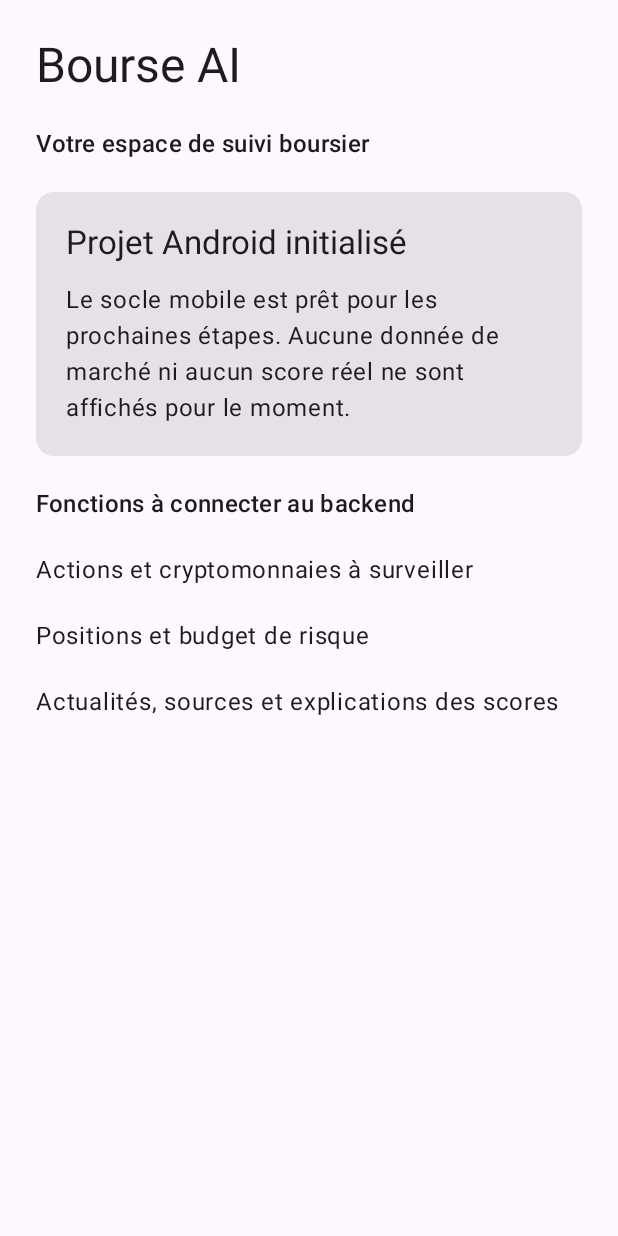
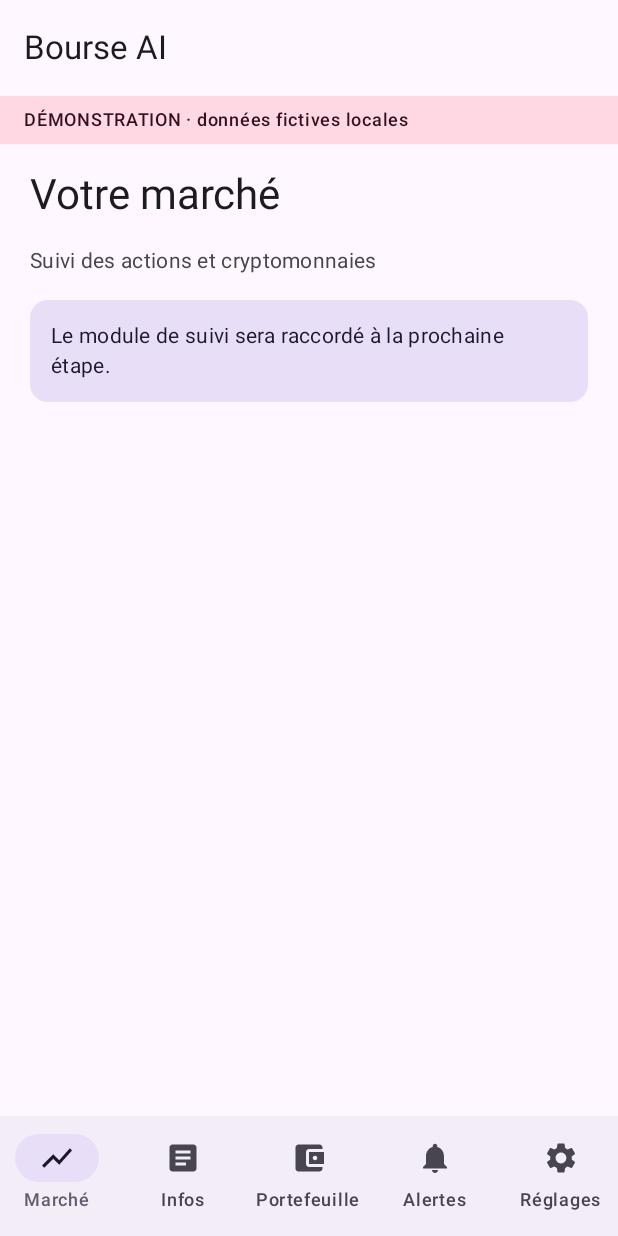
Before and after one commit to haouala/bourse-ai-action, an Android app built with Jetpack Compose: the screen it shows after launch (MainActivity), on a phone screen of 412 x 824 dp. Run offline under Robolectric (Android 15) with nearby library versions, the phone set to English and light mode, and no system bars; pictures from the network do not load.

Commit message:
Android module 1: connection settings, navigation and HTTP foundation
Validation: assembleDebug, lintDebug, 7 unit tests passed.

```diff
--- /dev/null
+++ b/bourse-ai-android/app/src/debug/AndroidManifest.xml
@@ -0,0 +1 @@
+<manifest xmlns:android="http://schemas.android.com/apk/res/android" xmlns:tools="http://schemas.android.com/tools"><application android:usesCleartextTraffic="true" tools:replace="android:usesCleartextTraffic" /></manifest>
--- a/bourse-ai-android/app/src/main/AndroidManifest.xml
+++ b/bourse-ai-android/app/src/main/AndroidManifest.xml
@@ -1,7 +1,10 @@
 <?xml version="1.0" encoding="utf-8"?>
 <manifest xmlns:android="http://schemas.android.com/apk/res/android">
+    <uses-permission android:name="android.permission.INTERNET" />
+    <uses-permission android:name="android.permission.POST_NOTIFICATIONS" />
     <application
         android:allowBackup="false"
+        android:usesCleartextTraffic="false"
         android:icon="@drawable/ic_launcher"
         android:label="@string/app_name"
         android:supportsRtl="true"
--- /dev/null
+++ b/bourse-ai-android/app/src/main/java/lu/bourse/mobile/AppStore.kt
@@ -0,0 +1,65 @@
+package lu.bourse.mobile
+
+import android.content.Context
+import androidx.lifecycle.ViewModel
+import androidx.lifecycle.viewModelScope
+import com.google.gson.*
+import kotlinx.coroutines.*
+import kotlinx.coroutines.flow.*
+import lu.bourse.mobile.data.*
+
+data class Resource(val loading: Boolean = false, val value: JsonElement? = null, val error: String? = null)
+interface ConfigStorage { fun read(): ConnectionConfig; fun save(config: ConnectionConfig) }
+class PhoneConfig(context: Context) : ConfigStorage {
+    private val prefs = context.getSharedPreferences("bourse-settings", Context.MODE_PRIVATE)
+    override fun read() = ConnectionConfig(prefs.getBoolean("demo", true), prefs.getString("server", "http://10.0.2.2:8081")!!, prefs.getLong("portfolio", 0).takeIf { it > 0 })
+    override fun save(config: ConnectionConfig) { prefs.edit().putBoolean("demo", config.demo).putString("server", config.server).putLong("portfolio", config.portfolioId ?: 0).apply() }
+}
+
+class AppStore(private val storage: ConfigStorage, private val factory: (ConnectionConfig) -> Transport = { if (it.demo) DemoTransport() else HttpTransport(it, BuildConfig.DEBUG) }) : ViewModel() {
+    private val _config = MutableStateFlow(storage.read())
+    val config: StateFlow<ConnectionConfig> = _config.asStateFlow()
+    private var transport = factory(_config.value)
+    private val _resources = MutableStateFlow<Map<String, Resource>>(emptyMap())
+    val resources: StateFlow<Map<String, Resource>> = _resources.asStateFlow()
+    private val jobs = mutableMapOf<String, Job>()
+    private var generation = 0
+
+    fun configure(config: ConnectionConfig) {
+        val valid = config.validated(BuildConfig.DEBUG)
+        val next = factory(valid)
+        generation++
+        jobs.values.forEach { it.cancel() }; jobs.clear()
+        storage.save(valid); transport = next; _config.value = valid; _resources.value = emptyMap()
+    }
+    fun selectPortfolio(id: Long) { require(id > 0); val next = config.value.copy(portfolioId = id); storage.save(next); _config.value = next }
+    fun clear(key: String) { jobs.remove(key)?.cancel(); _resources.update { it - key } }
+
+    fun load(key: String, path: List<String>, query: Map<String, String> = emptyMap(), method: String = "GET", body: JsonObject? = null) {
+        jobs.remove(key)?.cancel()
+        val epoch = generation; val source = transport
+        _resources.update { it + (key to Resource(loading = true)) }
+        jobs[key] = viewModelScope.launch {
+            try {
+                val result = source.request(method, path, query, body)
+                if (epoch == generation) _resources.update { it + (key to Resource(value = result)) }
+            } catch (e: CancellationException) { throw e }
+            catch (e: Exception) { if (epoch == generation) _resources.update { it + (key to Resource(error = e.message ?: "Impossible de charger les données")) } }
+        }
+    }
+    /** No automatic retry: writes are explicit and stable request IDs are supplied by forms. */
+    fun mutate(key: String, path: List<String>, body: JsonObject? = null, method: String = "POST", onSuccess: (JsonElement) -> Unit = {}) {
+        if (jobs[key]?.isActive == true) return
+        val epoch = generation; val source = transport
+        _resources.update { it + (key to Resource(loading = true)) }
+        jobs[key] = viewModelScope.launch {
+            try {
+                val result = source.request(method, path, body = body)
+                if (epoch == generation) { _resources.update { it + (key to Resource(value = result)) }; onSuccess(result) }
+            } catch (e: CancellationException) { throw e }
+            catch (e: Exception) { if (epoch == generation) _resources.update { it + (key to Resource(error = e.message ?: "Opération refusée")) } }
+        }
+    }
+}
+
+fun api(vararg segments: Any) = listOf("api", "v1") + segments.map { it.toString() }
--- a/bourse-ai-android/app/src/main/java/lu/bourse/mobile/MainActivity.kt
+++ b/bourse-ai-android/app/src/main/java/lu/bourse/mobile/MainActivity.kt
@@ -4,7 +4,10 @@ import android.os.Bundle
 import androidx.activity.ComponentActivity
 import androidx.activity.compose.setContent
 import androidx.activity.enableEdgeToEdge
-import lu.bourse.mobile.ui.BourseHome
+import androidx.lifecycle.ViewModel
+import androidx.lifecycle.ViewModelProvider
+import androidx.lifecycle.viewmodel.compose.viewModel
+import lu.bourse.mobile.ui.BourseApp
 import lu.bourse.mobile.ui.theme.BourseTheme
 
 class MainActivity : ComponentActivity() {
@@ -13,7 +16,11 @@ class MainActivity : ComponentActivity() {
         enableEdgeToEdge()
         setContent {
             BourseTheme {
-                BourseHome()
+                val store: AppStore = viewModel(factory = object : ViewModelProvider.Factory {
+                    @Suppress("UNCHECKED_CAST")
+                    override fun <T : ViewModel> create(modelClass: Class<T>): T = AppStore(PhoneConfig(applicationContext)) as T
+                })
+                BourseApp(store)
             }
         }
     }
--- /dev/null
+++ b/bourse-ai-android/app/src/main/java/lu/bourse/mobile/data/DemoTransport.kt
@@ -0,0 +1,11 @@
+package lu.bourse.mobile.data
+
+import com.google.gson.*
+
+/** Local fixtures only. They never call or write to a server. */
+class DemoTransport : Transport {
+    override suspend fun request(method: String, path: List<String>, query: Map<String, String>, body: JsonObject?): JsonElement {
+        if (path == listOf("actuator", "health")) return obj("status" to "UP", "mode" to "DEMO")
+        throw ApiFailure(404, "Module de démonstration pas encore disponible")
+    }
+}
--- /dev/null
+++ b/bourse-ai-android/app/src/main/java/lu/bourse/mobile/ui/BourseApp.kt
@@ -0,0 +1,78 @@
+@file:OptIn(androidx.compose.material3.ExperimentalMaterial3Api::class)
+package lu.bourse.mobile.ui
+
+import androidx.compose.foundation.layout.*
+import androidx.compose.material.icons.Icons
+import androidx.compose.material.icons.automirrored.filled.ArrowBack
+import androidx.compose.material.icons.filled.*
+import androidx.compose.material3.*
+import androidx.compose.runtime.*
+import androidx.compose.runtime.saveable.rememberSaveable
+import androidx.compose.ui.Modifier
+import androidx.compose.ui.graphics.vector.ImageVector
+import androidx.compose.ui.platform.testTag
+import androidx.compose.ui.unit.dp
+import androidx.lifecycle.compose.collectAsStateWithLifecycle
+import androidx.navigation.compose.*
+import lu.bourse.mobile.*
+import lu.bourse.mobile.data.*
+
+private data class Tab(val route: String, val title: String, val icon: ImageVector)
+private val tabs = listOf(Tab("market", "Marché", Icons.Default.ShowChart), Tab("news", "Infos", Icons.Default.Article), Tab("portfolio", "Portefeuille", Icons.Default.AccountBalanceWallet), Tab("alerts", "Alertes", Icons.Default.Notifications), Tab("settings", "Réglages", Icons.Default.Settings))
+
+@Composable
+fun BourseApp(store: AppStore) {
+    val nav = rememberNavController()
+    val entry by nav.currentBackStackEntryAsState()
+    val route = entry?.destination?.route ?: "market"
+    val config by store.config.collectAsStateWithLifecycle()
+    val root = route in tabs.map { it.route }
+    Scaffold(topBar = { TopAppBar(title = { Text("Bourse AI") }, navigationIcon = {
+        if (!root) IconButton(onClick = { nav.popBackStack() }) { Icon(Icons.AutoMirrored.Filled.ArrowBack, "Retour") }
+    }) }, bottomBar = {
+        if (root) NavigationBar { tabs.forEach { tab -> NavigationBarItem(selected = route == tab.route, onClick = {
+            if (route != tab.route) nav.navigate(tab.route) { popUpTo(nav.graph.startDestinationId) { saveState = true }; launchSingleTop = true; restoreState = true }
+        }, icon = { Icon(tab.icon, contentDescription = null) }, label = { Text(tab.title) }, modifier = Modifier.testTag("tab-${tab.route}")) } }
+    }) { padding ->
+        Column(Modifier.padding(padding).fillMaxSize()) {
+            Surface(color = if (config.demo) MaterialTheme.colorScheme.tertiaryContainer else MaterialTheme.colorScheme.secondaryContainer) {
+                Text(if (config.demo) "DÉMONSTRATION · données fictives locales" else "SERVEUR · ${config.server}", Modifier.fillMaxWidth().padding(horizontal = 16.dp, vertical = 8.dp), style = MaterialTheme.typography.labelMedium)
+            }
+            NavHost(nav, startDestination = "market", modifier = Modifier.weight(1f)) {
+                composable("market") { Page("Votre marché", "Suivi des actions et cryptomonnaies") { Note("Le module de suivi sera raccordé à la prochaine étape.") } }
+                composable("news") { Page("Informations", "Actualités et personnages publics") { Note("Module en cours de préparation.") } }
+                composable("portfolio") { Page("Portefeuille") { Note("Module en cours de préparation.") } }
+                composable("alerts") { Page("Alertes") { Note("Module en cours de préparation.") } }
+                composable("settings") { SettingsScreen(store) }
+            }
+        }
+    }
+}
+
+@Composable
+fun SettingsScreen(store: AppStore) {
+    val current by store.config.collectAsStateWithLifecycle()
+    var demo by rememberSaveable(current) { mutableStateOf(current.demo) }
+    var server by rememberSaveable(current) { mutableStateOf(current.server) }
+    var portfolio by rememberSaveable(current) { mutableStateOf(current.portfolioId?.toString().orEmpty()) }
+    var message by remember { mutableStateOf<String?>(null) }
+    Page("Réglages", "Les clés de données de marché et les clés IA restent sur le backend.") {
+        Panel("Connexion") {
+            Row { Checkbox(checked = demo, onCheckedChange = { demo = it }); TextButton(onClick = { demo = !demo }) { Text("Mode démonstration") } }
+            OutlinedTextField(server, { server = it }, label = { Text("Adresse du backend") }, modifier = Modifier.fillMaxWidth().testTag("server-url"), singleLine = true)
+            Text("Émulateur Android : http://10.0.2.2:8081. Téléphone : adresse du PC sur le même réseau. Le backend doit être démarré.", style = MaterialTheme.typography.bodySmall)
+            OutlinedTextField(portfolio, { portfolio = it }, label = { Text("Identifiant du portefeuille (facultatif)") }, modifier = Modifier.fillMaxWidth(), singleLine = true)
+            Button(onClick = {
+                try {
+                    val id = if (portfolio.isBlank()) null else portfolio.toLongOrNull()?.takeIf { it > 0 } ?: throw IllegalArgumentException("Identifiant de portefeuille invalide")
+                    store.configure(ConnectionConfig(demo, server, id)); message = "Configuration enregistrée"
+                } catch (e: IllegalArgumentException) { message = e.message }
+            }) { Text("Enregistrer la connexion") }
+            OutlinedButton(onClick = { store.load("health", listOf("actuator", "health")) }) { Text("Tester la connexion enregistrée") }
+            DataBlock(store, "health", "Connexion non testée", { it.objectValue() }) { KeyValue("État du serveur", display(it.text("status"))) }
+        }
+        message?.let { Note(it) }
+        Note("La version de développement autorise HTTP pour les essais locaux. Utiliser un serveur protégé en HTTPS avant tout accès externe. Aucun ordre de bourse ne sera envoyé.")
+        Panel("Comprendre les résultats") { Text("Un score n’est pas une probabilité de gain. Les informations absentes ou périmées restent signalées. La saisonnalité reste descriptive.") }
+    }
+}
--- a/bourse-ai-android/app/src/main/java/lu/bourse/mobile/ui/BourseHome.kt
+++ /dev/null
@@ -1,63 +0,0 @@
-package lu.bourse.mobile.ui
-
-import androidx.compose.foundation.layout.Arrangement
-import androidx.compose.foundation.layout.Column
-import androidx.compose.foundation.layout.fillMaxSize
-import androidx.compose.foundation.layout.fillMaxWidth
-import androidx.compose.foundation.layout.padding
-import androidx.compose.foundation.layout.widthIn
-import androidx.compose.foundation.rememberScrollState
-import androidx.compose.foundation.verticalScroll
-import androidx.compose.material3.Card
-import androidx.compose.material3.MaterialTheme
-import androidx.compose.material3.Scaffold
-import androidx.compose.material3.Text
-import androidx.compose.runtime.Composable
-import androidx.compose.ui.Alignment
-import androidx.compose.ui.Modifier
-import androidx.compose.ui.res.stringResource
-import androidx.compose.ui.tooling.preview.Preview
-import androidx.compose.ui.unit.dp
-import lu.bourse.mobile.R
-import lu.bourse.mobile.ui.theme.BourseTheme
-
-@Composable
-fun BourseHome() {
-    Scaffold { insets ->
-        Column(
-            modifier = Modifier
-                .fillMaxSize()
-                .padding(insets)
-                .verticalScroll(rememberScrollState())
-                .padding(24.dp),
-            horizontalAlignment = Alignment.CenterHorizontally,
-        ) {
-            Column(
-                modifier = Modifier.widthIn(max = 600.dp).fillMaxWidth(),
-                verticalArrangement = Arrangement.spacedBy(20.dp),
-            ) {
-                Text(stringResource(R.string.app_name), style = MaterialTheme.typography.headlineLarge)
-                Text(stringResource(R.string.welcome), style = MaterialTheme.typography.titleMedium)
-                Card(modifier = Modifier.fillMaxWidth()) {
-                    Column(
-                        modifier = Modifier.padding(20.dp),
-                        verticalArrangement = Arrangement.spacedBy(12.dp),
-                    ) {
-                        Text(stringResource(R.string.initial_project), style = MaterialTheme.typography.titleLarge)
-                        Text(stringResource(R.string.initial_description))
-                    }
-                }
-                Text(stringResource(R.string.next_steps), style = MaterialTheme.typography.titleMedium)
-                Text(stringResource(R.string.future_watchlist))
-                Text(stringResource(R.string.future_positions))
-                Text(stringResource(R.string.future_explanations))
-            }
-        }
-    }
-}
-
-@Preview(showBackground = true)
-@Composable
-private fun BourseHomePreview() {
-    BourseTheme { BourseHome() }
-}
```
Also changed, not shown: bourse-ai-android/app/build.gradle.kts (+19 -0 lines), bourse-ai-android/app/src/main/java/lu/bourse/mobile/data/Api.kt (added, +103 -0 lines), bourse-ai-android/app/src/main/java/lu/bourse/mobile/ui/Components.kt (added, +123 -0 lines), 3 other files.
